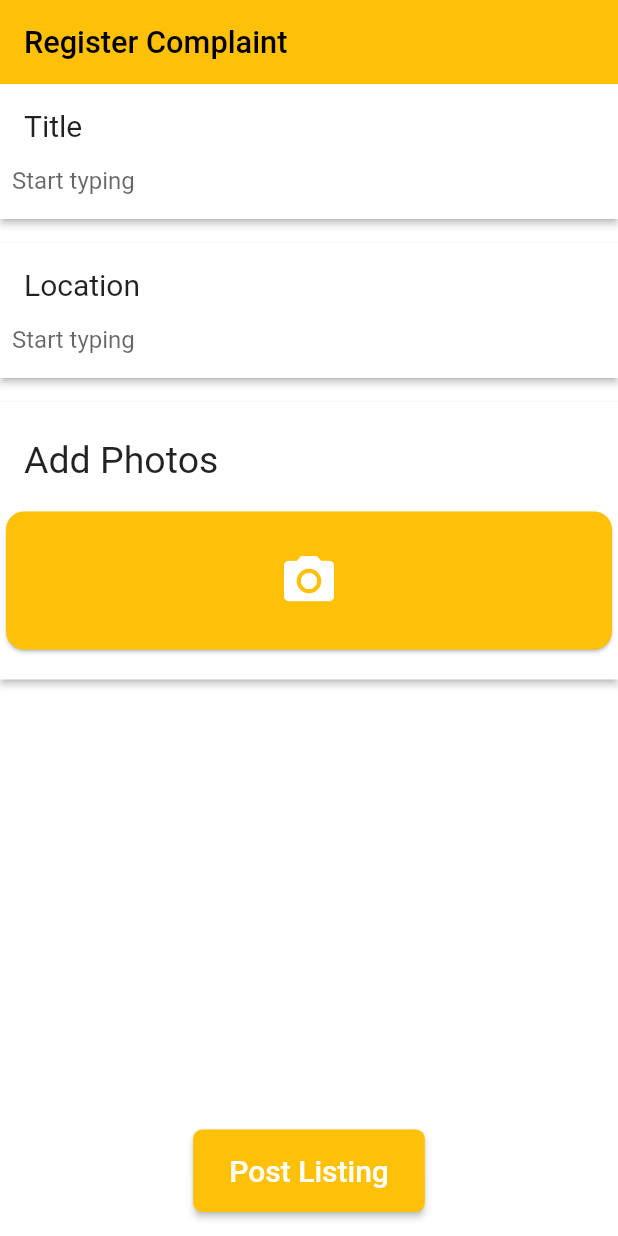
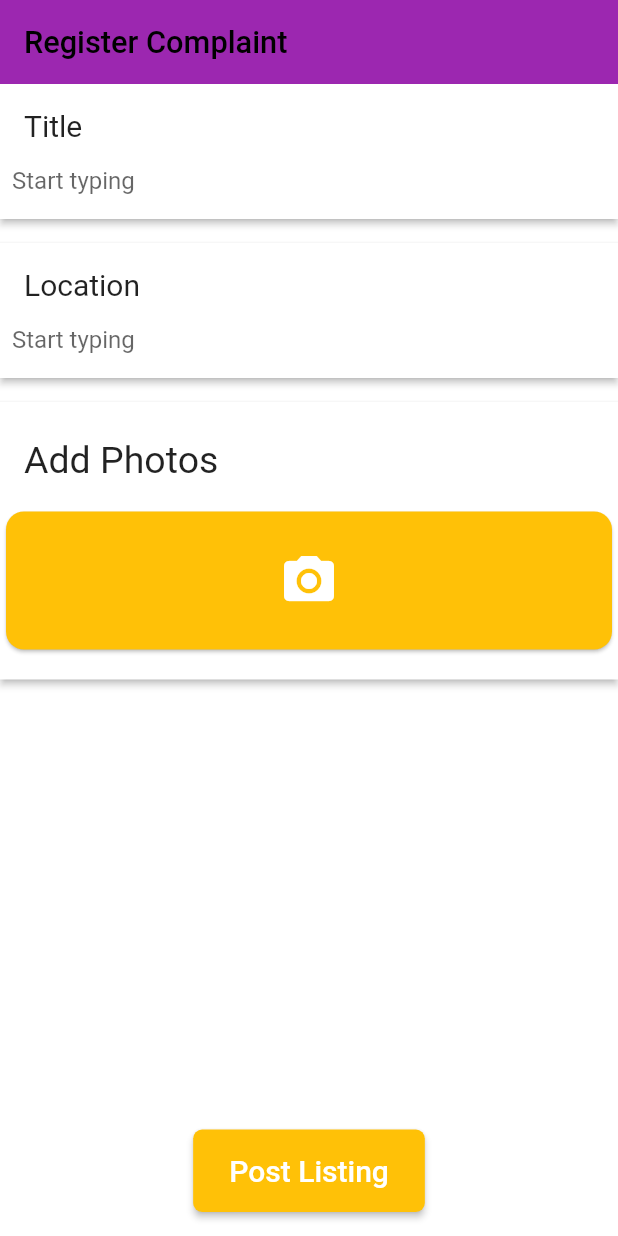
Before and after one commit to hchauhan7816/Road-Sarathi, a Flutter app: the ComplaintPageBody screen opened directly, on a phone screen of 412 x 824 dp. Run offline on Flutter 3.47's test engine with Material 2 defaults, Android fonts, the phone set to English and light mode, and no system bars; our stand-ins replace cloud_firestore, firebase_auth, firebase_core, firebase_storage, flutter_screenutil, get and 1 more; accounts and stored records are empty.

Commit message:
primary color change

```diff
--- a/lib/Config/themes.dart
+++ b/lib/Config/themes.dart
@@ -5,7 +5,7 @@ import 'package:sadak/Config/palette.dart';
 
 class Themes {
   final lightTheme = ThemeData(
-    primarySwatch: Colors.amber,
+    primarySwatch: Colors.purple,
     // primaryColor: Colors.white,
     // disabledColor: Colors.grey,
     // cardColor: Colors.white,
```
